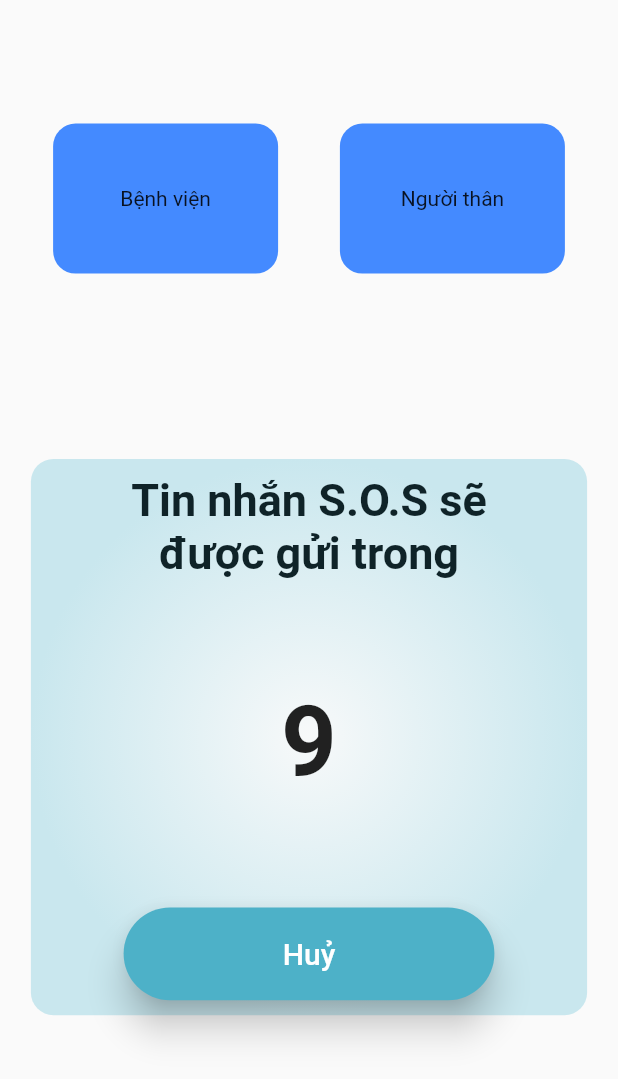
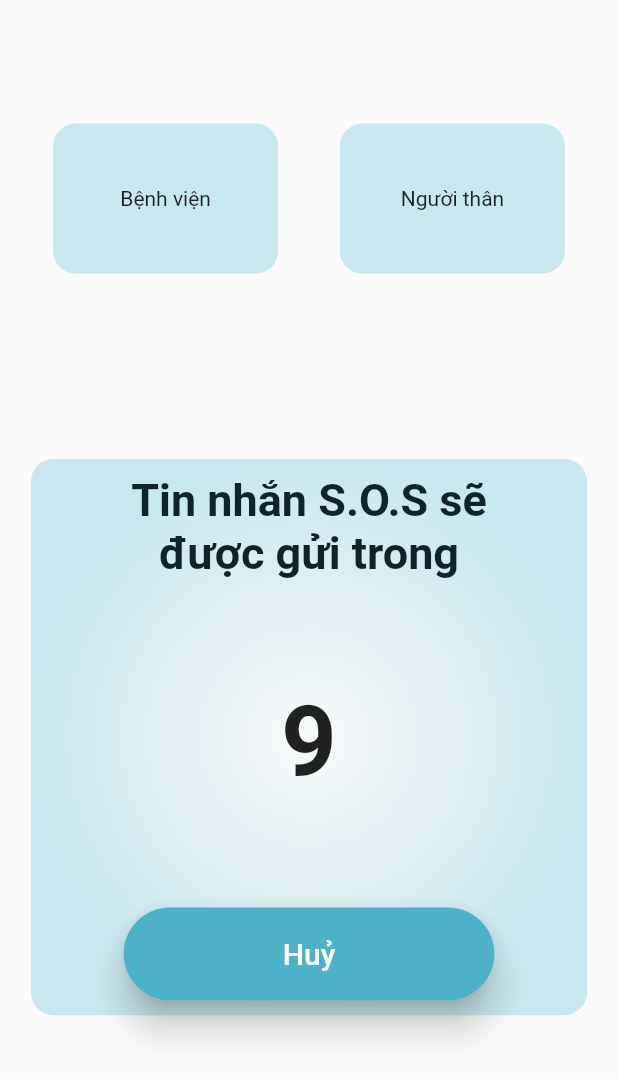
Before and after one commit to MedikanEmergency/medikan, a Flutter app: the SosScreen screen opened directly, on a phone screen of 412 x 824 dp. Shown: the top 1079 px of the screen. Run offline on Flutter 3.47's test engine with Material 2 defaults, Android fonts, the phone set to English and light mode, and no system bars; our stand-ins replace cloud_firestore, firebase_auth, firebase_core, flutter_slidable, flutter_svg, get and 5 more; missing offline and left inert: dart:ffi, flutter_sms, sms_maintained; accounts and stored records are empty; statements that could not run were skipped.

```diff
--- a/lib/components/sos_components/sos_target.dart
+++ b/lib/components/sos_components/sos_target.dart
@@ -1,4 +1,5 @@
 import 'package:flutter/material.dart';
+import 'package:medikan/themes/theme_data.dart';
 
 class SosTarget extends StatelessWidget {
   const SosTarget({
@@ -14,7 +15,7 @@ class SosTarget extends StatelessWidget {
       height: 100,
       decoration: BoxDecoration(
         borderRadius: BorderRadius.circular(15),
-        color: Colors.blueAccent,
+        color: ColorData.secondary,
       ),
     );
   }
```
